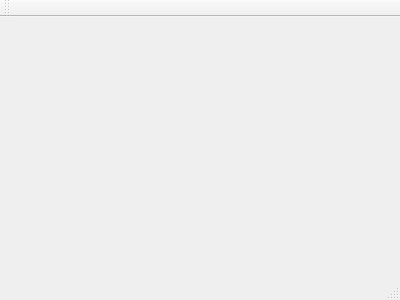
Makxior/QTGame, file thegame.ui: the form before one commit.
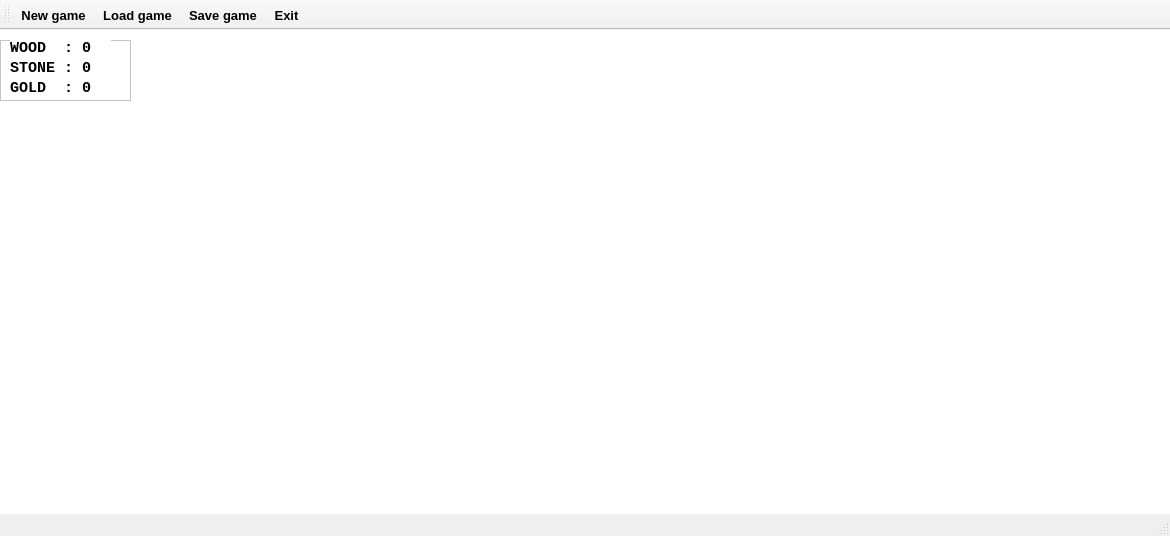
The form after the commit. Icons and pictures are not drawn.

The edit to the form file:
```diff
--- a/thegame.ui
+++ b/thegame.ui
@@ -1,24 +1,231 @@
 <ui version="4.0">
  <class>TheGame</class>
- <widget class="QMainWindow" name="TheGame" >
-  <property name="geometry" >
+ <widget class="QMainWindow" name="TheGame">
+  <property name="geometry">
    <rect>
     <x>0</x>
     <y>0</y>
-    <width>400</width>
-    <height>300</height>
+    <width>1170</width>
+    <height>536</height>
    </rect>
   </property>
   <property name="windowTitle" >
    <string>TheGame</string>
   </property>
-  <widget class="QMenuBar" name="menuBar" />
-  <widget class="QToolBar" name="mainToolBar" />
-  <widget class="QWidget" name="centralWidget" />
-  <widget class="QStatusBar" name="statusBar" />
+  <property name="autoFillBackground">
+   <bool>true</bool>
+  </property>
+  <widget class="QWidget" name="centralWidget">
+   <property name="styleSheet">
+    <string notr="true">background-color:rgb(255, 255, 255)</string>
+   </property>
+   <widget class="QLabel" name="player">
+    <property name="geometry">
+     <rect>
+      <x>300</x>
+      <y>140</y>
+      <width>51</width>
+      <height>81</height>
+     </rect>
+    </property>
+    <property name="text">
+     <string/>
+    </property>
+    <property name="pixmap">
+     <pixmap>Imgs/Player.png</pixmap>
+    </property>
+    <property name="scaledContents">
+     <bool>true</bool>
+    </property>
+    <property name="wordWrap">
+     <bool>false</bool>
+    </property>
+   </widget>
+   <widget class="QLabel" name="wood">
+    <property name="geometry">
+     <rect>
+      <x>10</x>
+      <y>180</y>
+      <width>191</width>
+      <height>151</height>
+     </rect>
+    </property>
+    <property name="text">
+     <string/>
+    </property>
+    <property name="pixmap">
+     <pixmap>Imgs/Forest.png</pixmap>
+    </property>
+   </widget>
+   <widget class="QFrame" name="frame">
+    <property name="geometry">
+     <rect>
+      <x>0</x>
+      <y>10</y>
+      <width>131</width>
+      <height>61</height>
+     </rect>
+    </property>
+    <property name="frameShape">
+     <enum>QFrame::StyledPanel</enum>
+    </property>
+    <property name="frameShadow">
+     <enum>QFrame::Raised</enum>
+    </property>
+    <widget class="QLabel" name="AmountOfGold">
+     <property name="geometry">
+      <rect>
+       <x>10</x>
+       <y>40</y>
+       <width>101</width>
+       <height>16</height>
+      </rect>
+     </property>
+     <property name="font">
+      <font>
+       <family>Courier New</family>
+       <pointsize>11</pointsize>
+       <weight>75</weight>
+       <bold>true</bold>
+      </font>
+     </property>
+     <property name="text">
+      <string>GOLD  : 0</string>
+     </property>
+    </widget>
+    <widget class="QLabel" name="AmountOfStone">
+     <property name="geometry">
+      <rect>
+       <x>10</x>
+       <y>20</y>
+       <width>101</width>
+       <height>16</height>
+      </rect>
+     </property>
+     <property name="font">
+      <font>
+       <family>Courier New</family>
+       <pointsize>11</pointsize>
+       <weight>75</weight>
+       <bold>true</bold>
+      </font>
+     </property>
+     <property name="text">
+      <string>STONE : 0</string>
+     </property>
+    </widget>
+    <widget class="QLabel" name="AmountOfWood">
+     <property name="geometry">
+      <rect>
+       <x>10</x>
+       <y>0</y>
+       <width>101</width>
+       <height>16</height>
+      </rect>
+     </property>
+     <property name="font">
+      <font>
+       <family>Courier New</family>
+       <pointsize>11</pointsize>
+       <weight>75</weight>
+       <bold>true</bold>
+      </font>
+     </property>
+     <property name="text">
+      <string>WOOD  : 0</string>
+     </property>
+    </widget>
+   </widget>
+   <widget class="QLabel" name="stone">
+    <property name="geometry">
+     <rect>
+      <x>660</x>
+      <y>10</y>
+      <width>221</width>
+      <height>181</height>
+     </rect>
+    </property>
+    <property name="text">
+     <string/>
+    </property>
+    <property name="pixmap">
+     <pixmap>Imgs/Quarry.png</pixmap>
+    </property>
+   </widget>
+  </widget>
+  <widget class="QMenuBar" name="menuBar">
+   <property name="geometry">
+    <rect>
+     <x>0</x>
+     <y>0</y>
+     <width>1170</width>
+     <height>21</height>
+    </rect>
+   </property>
+  </widget>
+  <widget class="QToolBar" name="mainToolBar">
+   <attribute name="toolBarArea">
+    <enum>TopToolBarArea</enum>
+   </attribute>
+   <attribute name="toolBarBreak">
+    <bool>false</bool>
+   </attribute>
+   <addaction name="actionNew"/>
+   <addaction name="actionLoad"/>
+   <addaction name="actionSave"/>
+   <addaction name="actionExit"/>
+  </widget>
+  <widget class="QStatusBar" name="statusBar"/>
+  <action name="actionLoad">
+   <property name="text">
+    <string>Load game</string>
+   </property>
+   <property name="font">
+    <font>
+     <pointsize>10</pointsize>
+     <weight>75</weight>
+     <bold>true</bold>
+    </font>
+   </property>
+  </action>
+  <action name="actionSave">
+   <property name="text">
+    <string>Save game</string>
+   </property>
+   <property name="font">
+    <font>
+     <pointsize>10</pointsize>
+     <weight>75</weight>
+     <bold>true</bold>
+    </font>
+   </property>
+  </action>
+  <action name="actionExit">
+   <property name="text">
+    <string>Exit</string>
+   </property>
+   <property name="font">
+    <font>
+     <pointsize>10</pointsize>
+     <weight>75</weight>
+     <bold>true</bold>
+    </font>
+   </property>
+  </action>
+  <action name="actionNew">
+   <property name="text">
+    <string>New game</string>
+   </property>
+   <property name="font">
+    <font>
+     <pointsize>10</pointsize>
+     <weight>75</weight>
+     <bold>true</bold>
+    </font>
+   </property>
+  </action>
  </widget>
- <layoutDefault spacing="6" margin="11" />
- <pixmapfunction></pixmapfunction>
+ <layoutdefault spacing="6" margin="11"/>
  <resources/>
  <connections/>
 </ui>
```
Left out of the diff: 3 changed lines with no effect on the pictures.
